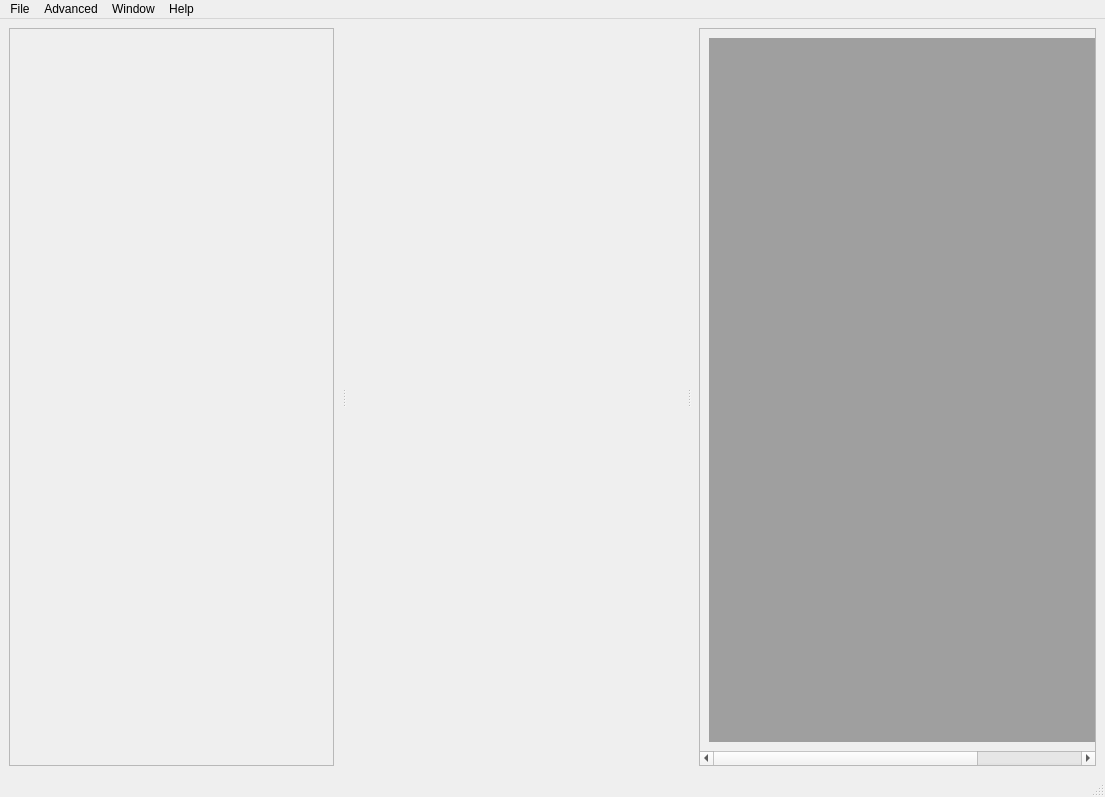
Qt form base_app/base_microscope_app_mdi.ui (ScopeFoundry/ScopeFoundry) before a commit.
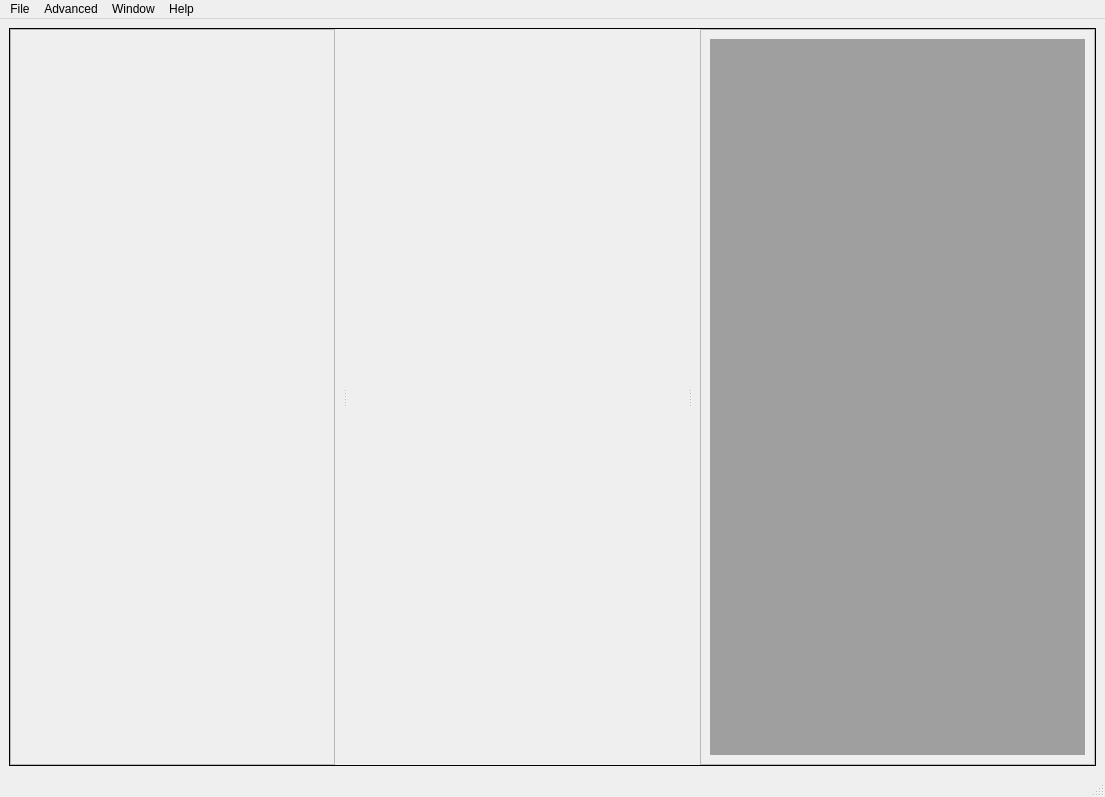
The same form after that commit. Icons and pictures are not drawn.

Commit message: [basemicroscope_midi.ui] quick ui is no longer expanded when windows is maximized. Potentially fixes issue #72

```diff
--- a/base_app/base_microscope_app_mdi.ui
+++ b/base_app/base_microscope_app_mdi.ui
@@ -36,6 +36,15 @@
    <layout class="QGridLayout" name="gridLayout_2">
     <item row="0" column="0">
      <widget class="QSplitter" name="col_splitter">
+      <property name="sizePolicy">
+       <sizepolicy hsizetype="Minimum" vsizetype="Preferred">
+        <horstretch>0</horstretch>
+        <verstretch>0</verstretch>
+       </sizepolicy>
+      </property>
+      <property name="frameShape">
+       <enum>QFrame::Shape::Box</enum>
+      </property>
       <property name="orientation">
        <enum>Qt::Orientation::Horizontal</enum>
       </property>
@@ -47,7 +56,7 @@
       </property>
       <widget class="QScrollArea" name="quickaccess_scrollArea">
        <property name="sizePolicy">
-        <sizepolicy hsizetype="Minimum" vsizetype="Expanding">
+        <sizepolicy hsizetype="Maximum" vsizetype="Preferred">
          <horstretch>0</horstretch>
          <verstretch>0</verstretch>
         </sizepolicy>
@@ -66,30 +75,22 @@
          <rect>
           <x>0</x>
           <y>0</y>
-          <width>323</width>
-          <height>744</height>
+          <width>16</width>
+          <height>742</height>
          </rect>
         </property>
-        <layout class="QVBoxLayout" name="quickaccess_layout">
-         <item>
-          <spacer name="verticalSpacer">
-           <property name="orientation">
-            <enum>Qt::Orientation::Vertical</enum>
-           </property>
-           <property name="sizeHint" stdset="0">
-            <size>
-             <width>20</width>
-             <height>40</height>
-            </size>
-           </property>
-          </spacer>
-         </item>
-        </layout>
+        <property name="sizePolicy">
+         <sizepolicy hsizetype="Maximum" vsizetype="Preferred">
+          <horstretch>0</horstretch>
+          <verstretch>0</verstretch>
+         </sizepolicy>
+        </property>
+        <layout class="QVBoxLayout" name="quickaccess_layout"/>
        </widget>
       </widget>
       <widget class="QWidget" name="lq_trees_widget" native="true">
        <property name="sizePolicy">
-        <sizepolicy hsizetype="MinimumExpanding" vsizetype="Preferred">
+        <sizepolicy hsizetype="Minimum" vsizetype="Preferred">
          <horstretch>0</horstretch>
          <verstretch>0</verstretch>
         </sizepolicy>
@@ -109,6 +110,15 @@
        <layout class="QVBoxLayout" name="tree_layout"/>
       </widget>
       <widget class="QScrollArea" name="scrollArea">
+       <property name="sizePolicy">
+        <sizepolicy hsizetype="Preferred" vsizetype="Preferred">
+         <horstretch>0</horstretch>
+         <verstretch>0</verstretch>
+        </sizepolicy>
+       </property>
+       <property name="sizeAdjustPolicy">
+        <enum>QAbstractScrollArea::SizeAdjustPolicy::AdjustToContents</enum>
+       </property>
        <property name="widgetResizable">
         <bool>true</bool>
        </property>
@@ -117,19 +127,34 @@
          <rect>
           <x>0</x>
           <y>0</y>
-          <width>1292</width>
-          <height>734</height>
+          <width>399</width>
+          <height>742</height>
          </rect>
         </property>
+        <property name="sizePolicy">
+         <sizepolicy hsizetype="Expanding" vsizetype="Expanding">
+          <horstretch>0</horstretch>
+          <verstretch>0</verstretch>
+         </sizepolicy>
+        </property>
         <layout class="QVBoxLayout" name="verticalLayout">
          <item>
           <widget class="QMdiArea" name="mdiArea">
            <property name="sizePolicy">
-            <sizepolicy hsizetype="Minimum" vsizetype="Minimum">
+            <sizepolicy hsizetype="Expanding" vsizetype="Expanding">
              <horstretch>0</horstretch>
              <verstretch>0</verstretch>
             </sizepolicy>
            </property>
+           <property name="verticalScrollBarPolicy">
+            <enum>Qt::ScrollBarPolicy::ScrollBarAsNeeded</enum>
+           </property>
+           <property name="horizontalScrollBarPolicy">
+            <enum>Qt::ScrollBarPolicy::ScrollBarAsNeeded</enum>
+           </property>
+           <property name="sizeAdjustPolicy">
+            <enum>QAbstractScrollArea::SizeAdjustPolicy::AdjustToContentsOnFirstShow</enum>
+           </property>
            <property name="viewMode">
             <enum>QMdiArea::ViewMode::TabbedView</enum>
            </property>
```
